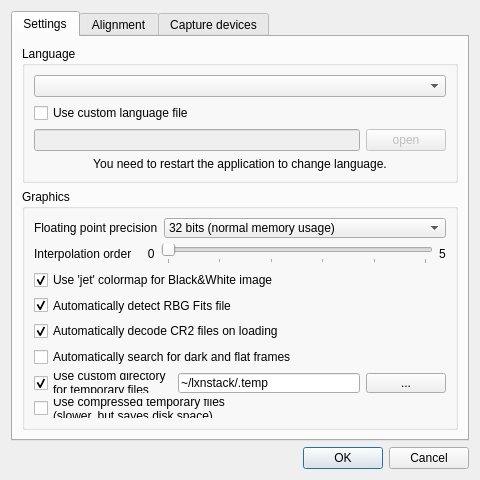
Above: lxnstack-git/src/ui/option_dialog.ui from mauritiusdadd/lxnstack before the change. Below: the same form after it.
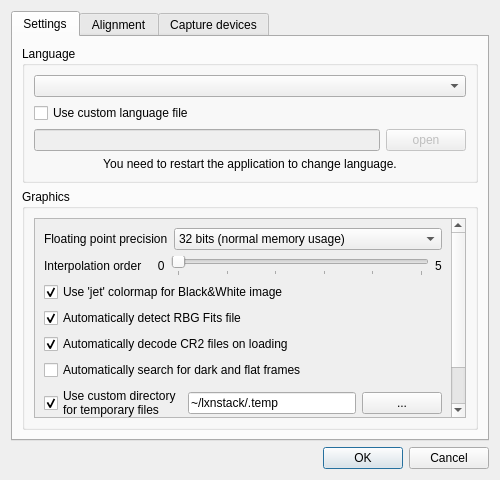
That is the form after the change.

```diff
--- a/lxnstack-git/src/ui/option_dialog.ui
+++ b/lxnstack-git/src/ui/option_dialog.ui
@@ -7,7 +7,7 @@
    <rect>
     <x>0</x>
     <y>0</y>
-    <width>480</width>
+    <width>500</width>
     <height>480</height>
    </rect>
   </property>
@@ -109,7 +109,25 @@
          </property>
          <layout class="QVBoxLayout" name="verticalLayout_8">
           <item>
+           <widget class="QScrollArea" name="scrollArea_2">
+            <property name="widgetResizable">
+             <bool>true</bool>
+            </property>
+            <widget class="QWidget" name="scrollAreaWidgetContents_2">
+             <property name="geometry">
+              <rect>
+               <x>0</x>
+               <y>0</y>
+               <width>441</width>
+               <height>233</height>
+              </rect>
+             </property>
+             <layout class="QVBoxLayout" name="verticalLayout_11">
+              <item>
            <layout class="QHBoxLayout" name="horizontalLayout_8">
+                <property name="spacing">
+                 <number>-1</number>
+                </property>
             <item>
              <widget class="QLabel" name="label_18">
               <property name="sizePolicy">
@@ -274,6 +292,10 @@
           </item>
          </layout>
         </widget>
+           </widget>
+          </item>
+         </layout>
+        </widget>
        </item>
       </layout>
      </widget>
```
Left out of the diff: 3 changed lines with no effect on the pictures. Lines whose indentation alone changed are shown as unchanged.
